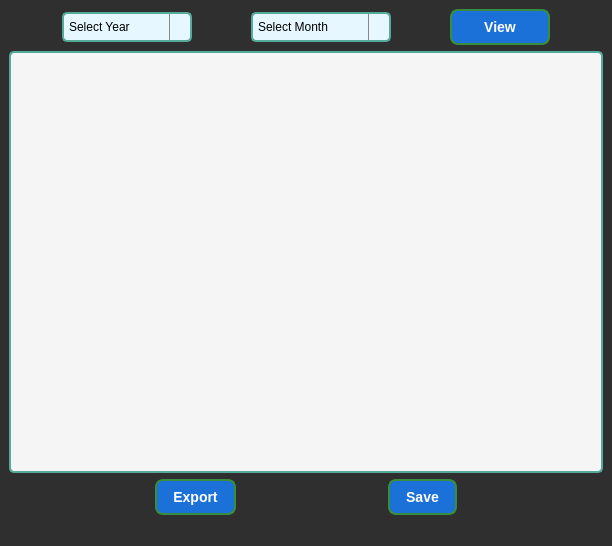
The window that ui/attendanceTable.ui (Hr15h1/Attendance_system_using_facial_recognition) describes before a commit, drawn with Qt 5.
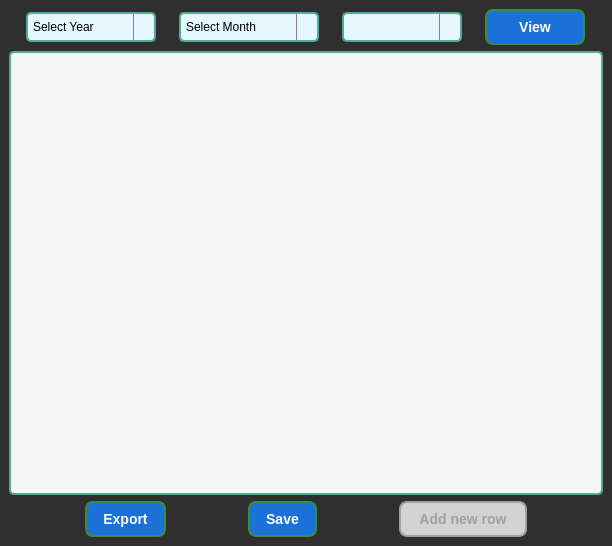
The same window after the commit. Icons and pictures are not drawn.

The edit to the form file:
```diff
--- a/ui/attendanceTable.ui
+++ b/ui/attendanceTable.ui
@@ -251,6 +251,58 @@
           </item>
          </widget>
         </item>
+        <item>
+         <widget class="QComboBox" name="day_dropdown">
+          <property name="maximumSize">
+           <size>
+            <width>120</width>
+            <height>16777215</height>
+           </size>
+          </property>
+          <property name="styleSheet">
+           <string notr="true">QComboBox {
+    border: 2px solid #5A9;
+    border-radius: 5px;
+    padding: 5px;
+    background-color: #E6F7FF;
+	color: rgb(0, 0, 0);
+}
+
+
+QComboBox::down-arrow {
+    image: url(./icons/down_arrow.png); /* Replace with your own image path */
+    width: 12px;  /* Adjust the width as needed */
+    height: 12px; /* Adjust the height as needed */
+}
+
+QComboBox::drop-down {
+    subcontrol-origin: padding;
+    subcontrol-position: top right;
+    width: 20px;
+    border-left: 1px solid #888; /* Optional border around the dropdown */
+}
+
+
+
+QComboBox QAbstractItemView {
+    border: 1px solid #5A9;
+    background-color: #FFFFFF;
+    color: #333;
+    selection-background-color: #5A9;
+    selection-color: #FFF;
+}
+
+QComboBox:editable {
+    background: white;
+    color: black;
+}
+</string>
+          </property>
+          <property name="currentText">
+           <string/>
+          </property>
+         </widget>
+        </item>
         <item>
          <widget class="QPushButton" name="pushButton">
           <property name="maximumSize">
@@ -353,8 +405,7 @@
     width: 12px;
     height: 12px;
     background: #666;
-}
-</string>
+}</string>
           </property>
           <attribute name="horizontalHeaderCascadingSectionResizes">
            <bool>false</bool>
@@ -455,23 +506,57 @@
           </property>
          </widget>
         </item>
+        <item>
+         <widget class="QPushButton" name="add_row">
+          <property name="enabled">
+           <bool>false</bool>
+          </property>
+          <property name="maximumSize">
+           <size>
+            <width>128</width>
+            <height>16777215</height>
+           </size>
+          </property>
+          <property name="styleSheet">
+           <string notr="true">QPushButton {
+	background-color: rgb(28, 113, 216);
+    color: white;
+    border: 2px solid #388E3C;
+    border-radius: 8px;
+    padding: 8px 16px;
+    font-size: 14px;
+    font-weight: bold;
+    text-align: center;
+}
+
+QPushButton:hover {
+    background-color: #4CAF50;
+    border: 2px solid #2E7D32;
+}
+
+QPushButton:pressed {
+    background-color: #388E3C;
+    border: 2px solid #1B5E20;
+}
+
+QPushButton:disabled {
+    background-color: #D3D3D3;
+    color: #A0A0A0;
+    border: 2px solid #A0A0A0;
+}
+</string>
+          </property>
+          <property name="text">
+           <string>Add new row</string>
+          </property>
+         </widget>
+        </item>
        </layout>
       </item>
      </layout>
     </item>
    </layout>
   </widget>
-  <widget class="QMenuBar" name="menubar">
-   <property name="geometry">
-    <rect>
-     <x>0</x>
-     <y>0</y>
-     <width>612</width>
-     <height>22</height>
-    </rect>
-   </property>
-  </widget>
-  <widget class="QStatusBar" name="statusbar"/>
  </widget>
  <resources/>
  <connections/>
```
Left out of the diff: 13 changed lines with no effect on the pictures.
